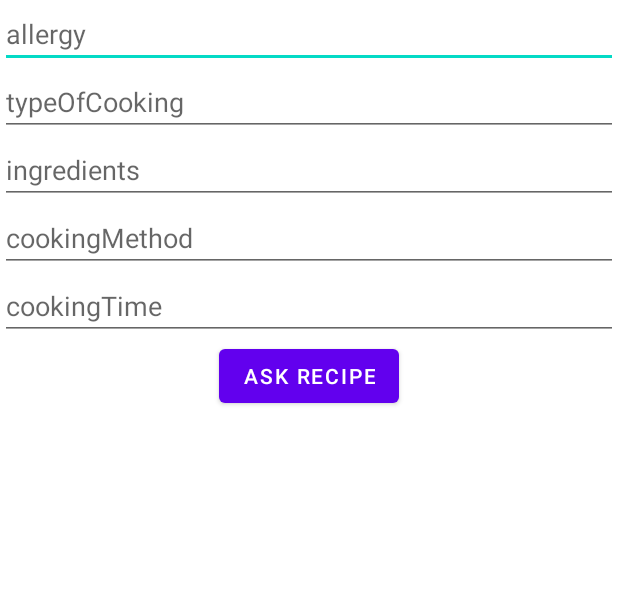
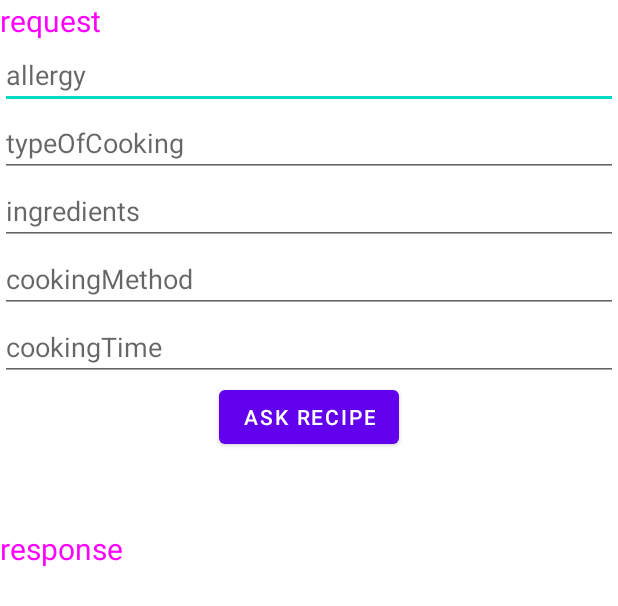
Before and after one commit to GURU2-team7/GURU2-7team-Android, an Android app: the layout activity_ask_recipe_sample.xml on its own in the app's theme, with its tools: preview values and no code run, on a phone screen of 412 x 824 dp. Shown: the top 606 px of the screen. Run offline under Robolectric (Android 15) with nearby library versions, the phone set to English and light mode, and no system bars.

Commit message:
feat: 레시피 응답 페이지 xml에 응답 출력 textbox 추가

```diff
--- a/app/src/main/AndroidManifest.xml
+++ b/app/src/main/AndroidManifest.xml
@@ -1,9 +1,8 @@
 <?xml version="1.0" encoding="utf-8"?>
 <manifest xmlns:android="http://schemas.android.com/apk/res/android"
     xmlns:tools="http://schemas.android.com/tools">
-
     <!-- http 통신 허용 -->
-    <uses-permission android:name="android.permission.INTERNET"/>
+    <uses-permission android:name="android.permission.INTERNET" />
 
     <application
         android:allowBackup="true"
@@ -14,11 +13,14 @@
         android:roundIcon="@mipmap/ic_launcher_round"
         android:supportsRtl="true"
         android:theme="@style/Theme.GURU2"
+        android:usesCleartextTraffic="true"
         tools:targetApi="31">
         <activity
+            android:name=".AskRecipeActivity"
+            android:exported="false" />
+        <activity
             android:name=".RecipeActivity"
-            android:exported="false" />
-        <!-- AllergyActivity: 액션바 대신 커스텀 레이아웃 사용 -->
+            android:exported="false" /> <!-- AllergyActivity: 액션바 대신 커스텀 레이아웃 사용 -->
         <activity
             android:name=".AllergyActivity"
             android:exported="false"
--- a/app/src/main/res/layout/activity_ask_recipe_sample.xml
+++ b/app/src/main/res/layout/activity_ask_recipe_sample.xml
@@ -5,8 +5,15 @@
     android:id="@+id/main"
     android:layout_width="match_parent"
     android:layout_height="match_parent"
-    tools:context=".AskRecipeActivity"
-    android:orientation="vertical">
+    android:orientation="vertical"
+    tools:context=".AskRecipeActivity">
+
+    <TextView
+        android:layout_width="wrap_content"
+        android:layout_height="wrap_content"
+        android:text="request"
+        android:textColor="#FF00FF"
+        android:textSize="20sp" />
 
     <EditText
         android:id="@+id/allergyEdt"
@@ -42,7 +49,54 @@
         android:id="@+id/btnAskRecipe"
         android:layout_width="wrap_content"
         android:layout_height="wrap_content"
-        android:text="ask recipe"
-        android:layout_gravity="center" />
+        android:layout_gravity="center"
+        android:text="ask recipe" />
+
+    <TextView
+        android:layout_marginTop="50dp"
+        android:layout_width="wrap_content"
+        android:layout_height="wrap_content"
+        android:text="response"
+        android:textColor="#FF00FF"
+        android:textSize="20sp" />
+
+
+    <TextView
+        android:id="@+id/nameOfDishTb"
+        android:layout_width="match_parent"
+        android:layout_height="wrap_content"
+        android:layout_marginTop="10dp" />
+
+    <TextView
+        android:id="@+id/ingredientsTb"
+        android:layout_width="match_parent"
+        android:layout_height="wrap_content"
+        android:layout_marginTop="10dp" />
+
+    <TextView
+        android:id="@+id/recipeTb"
+        android:layout_width="match_parent"
+        android:layout_height="wrap_content"
+        android:layout_marginTop="10dp" />
+
+    <TextView
+        android:id="@+id/calorieTb"
+        android:layout_width="match_parent"
+        android:layout_height="wrap_content"
+        android:layout_marginTop="10dp" />
+
+    <TextView
+        android:id="@+id/nutrientTb"
+        android:layout_width="match_parent"
+        android:layout_height="wrap_content"
+        android:layout_marginTop="10dp" />
+
+    <TextView
+        android:id="@+id/cookingTimeTb"
+        android:layout_width="match_parent"
+        android:layout_height="wrap_content"
+        android:layout_marginTop="10dp" />
+
+
 
 </LinearLayout>
```
